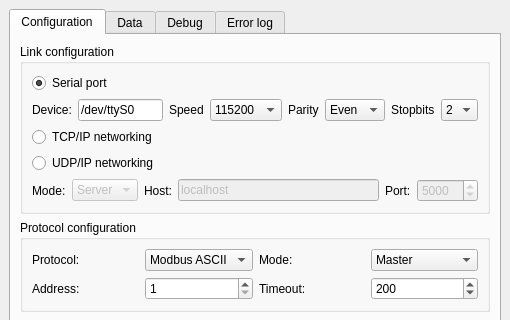
Before: the Qt Designer form Interface/QT/ModbusFrame.ui in blaa/Modbus, drawn with Qt 5; both pictures show x 0 to 510 and y 0 to 320 of the 510 by 600 pixel window.
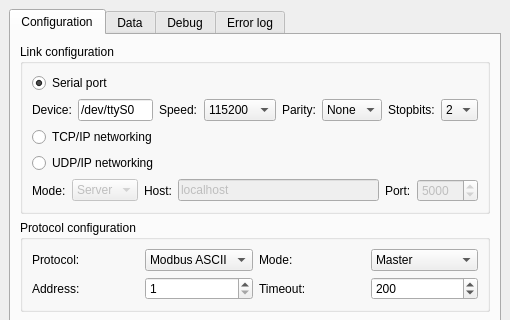
After: the same form once the commit is applied.

Commit message: Dodano tłumaczenie interfejsu na język polski

The edit to the form file:
```diff
--- a/Interface/QT/ModbusFrame.ui
+++ b/Interface/QT/ModbusFrame.ui
@@ -93,7 +93,7 @@
                 </sizepolicy>
                </property>
                <property name="text">
-                <string>Speed</string>
+                <string>Speed:</string>
                </property>
                <property name="buddy">
                 <cstring>SerialSpeed</cstring>
@@ -183,7 +183,7 @@
              <item>
               <widget class="QLabel" name="label_5">
                <property name="text">
-                <string>Parity</string>
+                <string>Parity:</string>
                </property>
                <property name="buddy">
                 <cstring>SerialParity</cstring>
@@ -195,6 +195,11 @@
                <property name="whatsThis">
                 <string>Parity selection</string>
                </property>
+               <item>
+                <property name="text">
+                 <string>None</string>
+                </property>
+               </item>
                <item>
                 <property name="text">
                  <string>Even</string>
@@ -215,7 +220,7 @@
              <item>
               <widget class="QLabel" name="label_6">
                <property name="text">
-                <string>Stopbits</string>
+                <string>Stopbits:</string>
                </property>
                <property name="buddy">
                 <cstring>SerialStopbits</cstring>
```
The commit also changes 1 other file.
